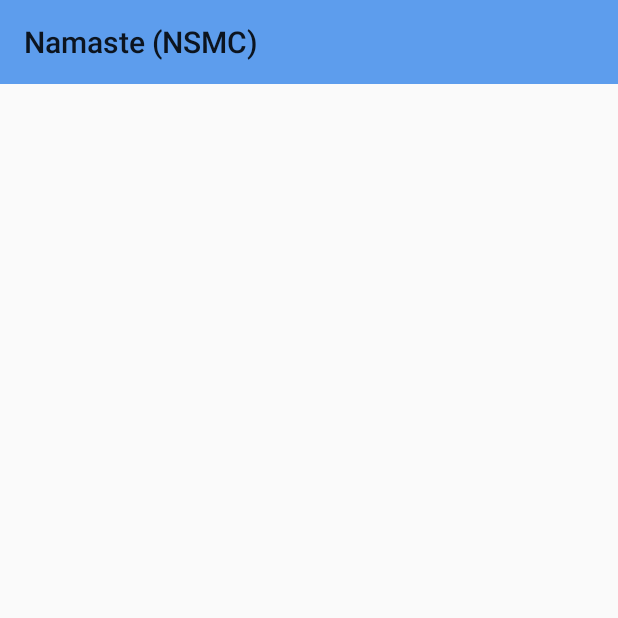
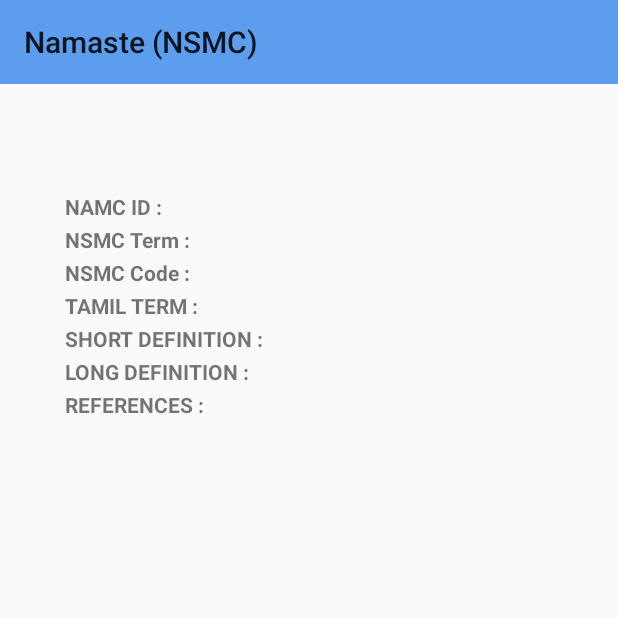
Before and after one commit to brantansp/Namaste, an Android app: the ViewResult screen opened directly, with no data from a screen before it, on a phone screen of 412 x 824 dp, the top half of it. Run offline under Robolectric (Android 15) with nearby library versions, the light colour scheme and no system bars; 9 statements that could not run were skipped.

Commit message:
Text View Fixed (PreTabSearch)

```diff
--- a/app/src/main/java/com/namaste/ViewResult.java
+++ b/app/src/main/java/com/namaste/ViewResult.java
@@ -4,7 +4,10 @@ import androidx.appcompat.app.AppCompatActivity;
 import androidx.appcompat.widget.Toolbar;
 
 import android.content.Intent;
+import android.graphics.Typeface;
 import android.os.Bundle;
+import android.text.SpannableString;
+import android.text.style.StyleSpan;
 import android.util.Log;
 import android.view.KeyEvent;
 import android.widget.TextView;
@@ -32,11 +35,47 @@ public class ViewResult extends AppCompatActivity {
         }
         catch (Exception e){}
 
+        String [] result = dbHelper.getnsmcterm(getSearchText());
         textView = findViewById(R.id.display);
-        textView.setText(dbHelper.getnsmcterm(getSearchText()));
+        SpannableString ss1=  new SpannableString("NAMC ID : ");
+        ss1.setSpan(new StyleSpan(Typeface.BOLD), 0, ss1.length(), 0);
+        textView.append(ss1);
+        textView.append(result[0]);
+        textView.append("\n");
+        ss1=  new SpannableString("NSMC Term : ");
+        ss1.setSpan(new StyleSpan(Typeface.BOLD), 0, ss1.length(), 0);
+        textView.append(ss1);
+        textView.append(result[1]);
+        textView.append("\n");
+        ss1=  new SpannableString("NSMC Code : ");
+        ss1.setSpan(new StyleSpan(Typeface.BOLD), 0, ss1.length(), 0);
+        textView.append(ss1);
+        textView.append(result[2]);
+        textView.append("\n");
+        ss1=  new SpannableString("TAMIL TERM : ");
+        ss1.setSpan(new StyleSpan(Typeface.BOLD), 0, ss1.length(), 0);
+        textView.append(ss1);
+        textView.append(result[3]);
+        textView.append("\n");
+        ss1=  new SpannableString("SHORT DEFINITION : ");
+        ss1.setSpan(new StyleSpan(Typeface.BOLD), 0, ss1.length(), 0);
+        textView.append(ss1);
+        textView.append(result[4]);
+        textView.append("\n");
+        ss1=  new SpannableString("LONG DEFINITION : ");
+        ss1.setSpan(new StyleSpan(Typeface.BOLD), 0, ss1.length(), 0);
+        textView.append(ss1);
+        textView.append(result[5]);
+        textView.append("\n");
+        ss1=  new SpannableString("REFERENCES : ");
+        ss1.setSpan(new StyleSpan(Typeface.BOLD), 0, ss1.length(), 0);
+        textView.append(ss1);
+        textView.append(result[6]);
+        textView.append("\n");
     }
 
     public String getSearchText () {
+
         return searchTerm;
     }
 
--- a/app/src/main/res/layout/activity_view_result.xml
+++ b/app/src/main/res/layout/activity_view_result.xml
@@ -25,6 +25,7 @@
         android:layout_width="326dp"
         android:layout_height="624dp"
         android:gravity="start|right"
+        android:lineSpacingExtra="6dp"
         app:layout_constraintBottom_toBottomOf="parent"
         app:layout_constraintEnd_toEndOf="parent"
         app:layout_constraintStart_toStartOf="parent"
--- a/app/src/main/res/values/strings.xml
+++ b/app/src/main/res/values/strings.xml
@@ -15,4 +15,5 @@
     <string name="title_dashboard">Dashboard</string>
     <string name="title_notifications">Notifications</string>
 
+
 </resources>
```
Also changed, not shown: app/src/main/java/com/namaste/AndroidSQLite.java (+9 -18 lines), app/src/main/java/com/namaste/DbHelper.java (+13 -9 lines), app/src/main/java/com/namaste/SearchActivity.java (+40 -1 lines).
